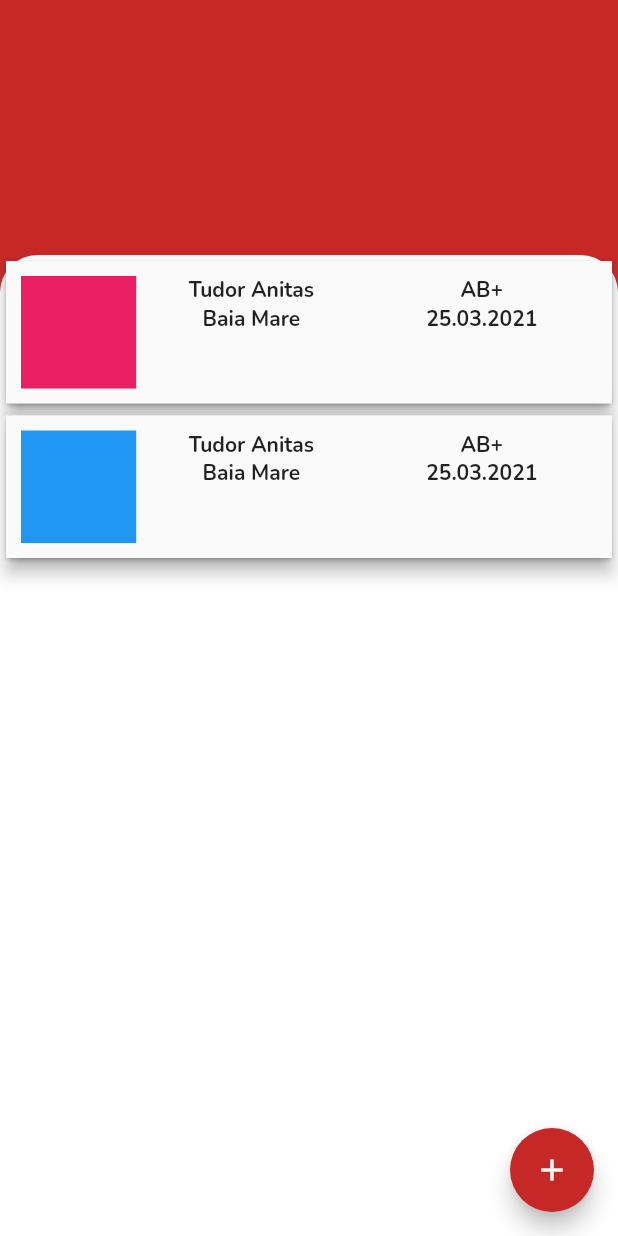
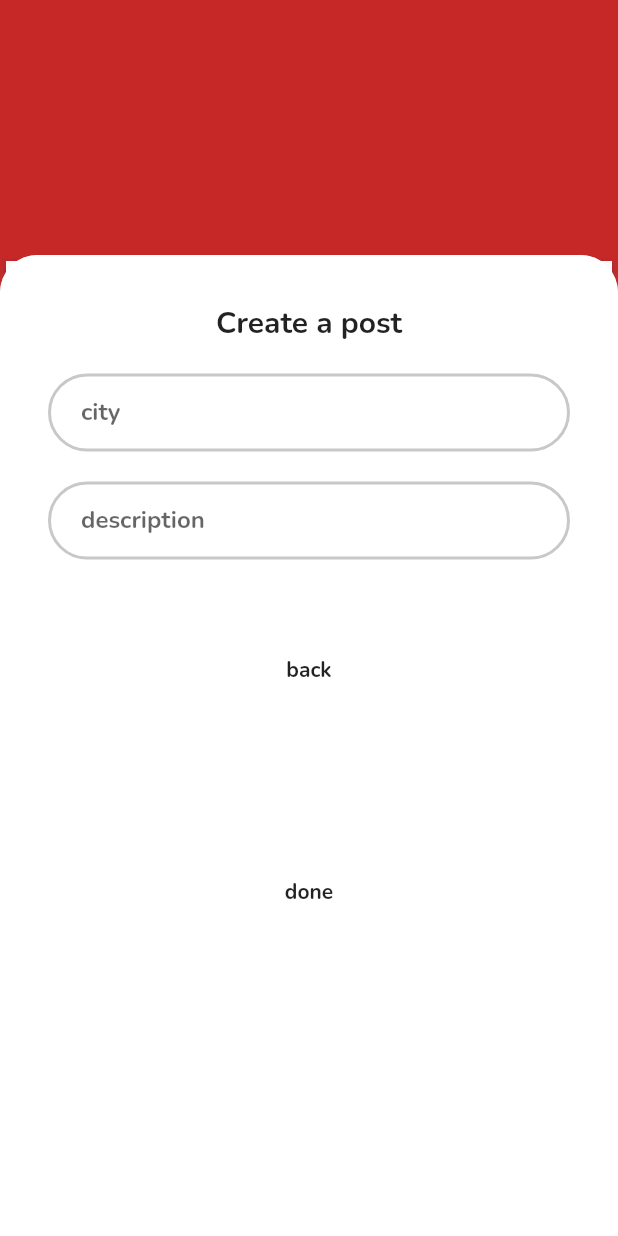
Before and after one commit to Tudor-Anitas/Bloodline, a Flutter app: the Home screen opened directly, after a tap on the "add" icon, on a phone screen of 412 x 824 dp. Run offline on Flutter 3.47's test engine with Material 2 defaults, Android fonts, the phone set to English and light mode, and no system bars; our stand-ins replace firebase_auth, firebase_core, flutter_spinkit, fluttertoast; missing offline and left inert: keyboard_visibility; accounts and stored records are empty.

Commit message:
the user can create pseudo posts, not connected to the database

```diff
--- a/lib/Post.dart
+++ b/lib/Post.dart
@@ -6,6 +6,8 @@ class Post{
   String bloodType;
   String city;
   String date;
+  String description;
 
-  Post(this.profileImage, this.name, this.bloodType, this.city, this.date);
+  Post(this.profileImage, this.name, this.bloodType, this.city, this.date, this.description);
+
 }
--- a/lib/screens/authenticate/authenticate.dart
+++ b/lib/screens/authenticate/authenticate.dart
@@ -298,7 +298,6 @@ class LoginPageState extends State<LoginPage>{
                           email: signInEmail.text.trim(),
                           password: signInPassword.text.trim()
                         );
-
                       },
                       child: Center(
                         child: Text(
--- a/lib/screens/home/home.dart
+++ b/lib/screens/home/home.dart
@@ -7,13 +7,18 @@ import 'package:provider/provider.dart';
 import '../../Post.dart';
 
 
-class Home extends StatelessWidget {
+class Home extends StatefulWidget{
+  @override
+  State<StatefulWidget> createState() => HomeState();
+}
+
+class HomeState extends State<Home> {
 
   List<Post> posts = [
     Post(Container(decoration: const BoxDecoration(color: Colors.pink)),
-  'Tudor Anitas', 'AB+', 'Baia Mare', '25.03.2021'),
+  'Tudor Anitas', 'AB+', 'Baia Mare', '25.03.2021', "some description here for this patient"),
     Post(Container(decoration: const BoxDecoration(color: Colors.blue)),
-        'Tudor Anitas', 'AB+', 'Baia Mare', '25.03.2021')
+        'Tudor Anitas', 'AB+', 'Baia Mare', '25.03.2021', "again some description poor bastard")
   ];
 
   int _pageState = 0; // decides if it is a welcome, login or register
@@ -25,8 +30,15 @@ class Home extends StatelessWidget {
   double _postsWidth = 0;
   double _postsXOffset = 0; // the offset of the login page to the top side
   double _postsYOffset = 0;// the offset of the login page to the left side
-  double _postsOpacity = 1;
 
+  double _createPostHeight = 0;
+  double _createPostWidth = 0;
+  double _createPostXOffset = 0;
+  double _createPostYOffset = 0;
+
+
+  TextEditingController cityController = new TextEditingController();
+  TextEditingController descriptionController = new TextEditingController();
 
   @override
   Widget build(BuildContext context) {
@@ -41,10 +53,20 @@ class Home extends StatelessWidget {
       //? The posts menu
       case 0:
         _postsHeight = windowHeight - 170;
-        _postsWidth = windowHeight;
+        _postsWidth = windowWidth;
         _postsXOffset = 0;
         _postsYOffset = 170;
 
+        _createPostHeight = 0;
+        _createPostWidth = windowWidth;
+        _createPostXOffset = 0;
+        _createPostYOffset = windowHeight;
+        break;
+      case 1:
+        _createPostHeight = windowHeight - 170;
+        _createPostWidth = windowWidth;
+        _createPostXOffset = 0;
+        _createPostYOffset = 170;
     }
 
 
@@ -54,8 +76,13 @@ class Home extends StatelessWidget {
           //! The posts page
           Scaffold(
             backgroundColor: Colors.red[800],
+            //! Add a post button
             floatingActionButton: FloatingActionButton(
-              onPressed: (){},
+              onPressed: (){
+                  setState((){
+                    _pageState = 1;
+                  });
+                },
               backgroundColor: Colors.red[800],
               child: Icon(Icons.add),
               splashColor: Colors.deepPurple,
@@ -92,8 +119,86 @@ class Home extends StatelessWidget {
                 }
             ),
           )
+          ),
+          AnimatedContainer(
+            padding: EdgeInsets.all(32),
+            height: _createPostHeight,
+            width: _createPostWidth,
+            curve: Curves.fastLinearToSlowEaseIn,
+            duration: Duration(
+                milliseconds: 1000
+            ),
+            transform: Matrix4.translationValues(_createPostXOffset, _createPostYOffset, 1),
+            decoration: BoxDecoration(
+                color: Colors.white,
+                borderRadius: BorderRadius.only(
+                    topLeft: Radius.circular(25),
+                    topRight: Radius.circular(25)
+                )
+            ),
+            child: Column(
+              mainAxisAlignment: MainAxisAlignment.spaceBetween,
+              children: <Widget>[
+                Column(
+                  children: [
+                    Container(
+                      margin: EdgeInsets.only(bottom: 20),
+                      child: Text(
+                        "Create a post",
+                        style: TextStyle(
+                            fontSize: 20
+                        ),
+                      ),
+                    ),
+                    CustomInput(
+                      controller: cityController,
+                      hint: 'city',
+                    ),
+                    SizedBox(height: 20,),
+                    CustomInput(
+                      controller: descriptionController,
+                      hint: 'description'
+                    ),
+                    Container(
+                        margin: EdgeInsets.all(50),
+                        child: FlatButton(
+                            onPressed: (){
+                              setState((){
+                                _pageState = 0;
+                              });
+                            },
+                            child: Text("back"))
+                    ),
+                    Container(
+                        margin: EdgeInsets.all(50),
+                        child: FlatButton(
+                            onPressed: (){
+                              setState((){
+                                  posts.add(
+                                      Post(
+                                        Container(decoration: const BoxDecoration(color: Colors.pink)),
+                                        'Tot eu',
+                                        'AB+',
+                                        cityController.text.trim(),
+                                        '23.03.2011',
+                                        descriptionController.text.trim())
+                                  );
+
+                                  cityController.clear();
+                                  descriptionController.clear();
+                                  _pageState = 0;
+                                });
+                            },
+                            child: Text("done"))
+                    )
+                  ]
+                )
+              ],
+            ),
           )
+
         ],
+
       )
     );
   }
@@ -141,8 +246,15 @@ class CustomListTile extends StatelessWidget{
                     flex: 2,
                     child: Column(
                       children: [
-                        Text(name),
-                        Text(city)
+                        //! Margin between the top of the box and the name
+                        Expanded(child: Text(""), flex: 1,),
+                        Expanded(
+                            flex: 3,
+                            child: Text(name)
+                        ),
+                        Expanded(
+                            flex: 3,
+                            child: Text(city)),
                       ],
                     ),
                   ),
@@ -151,8 +263,14 @@ class CustomListTile extends StatelessWidget{
                     flex: 2,
                     child: Column(
                       children: [
-                        Text(bloodType),
-                        Text(date)
+                        Expanded(child: Text(""), flex: 1,),
+                        Expanded(
+                            flex: 3,
+                            child: Text(bloodType)
+                        ),
+                        Expanded(
+                            flex: 3,
+                            child: Text(date))
                       ],
                     ),
                   )
@@ -165,3 +283,44 @@ class CustomListTile extends StatelessWidget{
   }
 
 }
+
+//? classes for custom inputs used for creating posts
+class CustomInput extends StatefulWidget{
+  final String hint;
+  final TextEditingController controller;
+  CustomInput({
+    this.hint,
+    this.controller,
+  });
+  @override
+  _CustomInputState createState() => _CustomInputState();
+}
+class _CustomInputState extends State<CustomInput> {
+  @override
+  Widget build(BuildContext context) {
+    return Container(
+      decoration: BoxDecoration(
+          border: Border.all(
+              color: Color(0xFFBC7C7C7),
+              width: 2
+          ),
+          borderRadius: BorderRadius.circular(50)
+      ),
+      child: Row(
+        children: <Widget>[
+          // the input space
+          Expanded(
+            child: TextField(
+              controller: widget.controller,
+              decoration: InputDecoration(
+                contentPadding: EdgeInsets.symmetric(vertical: 10, horizontal: 20),
+                border: InputBorder.none,
+                hintText: widget.hint
+              ),
+            ),
+          )
+        ],
+      ),
+    );
+  }
+}
--- a/lib/screens/splash/loadingScreen.dart
+++ b/lib/screens/splash/loadingScreen.dart
@@ -17,7 +17,7 @@ class _LoadingState extends State<Loading>{
     super.initState();
 
     Timer(Duration(milliseconds: 3000),
-            ()=> Navigator.push(context, MaterialPageRoute(builder: (context)=> Home()))
+            ()=> Navigator.pushReplacement(context, MaterialPageRoute(builder: (context)=> Home()))
     );
   }
   @override
```
Lines whose indentation alone changed are shown as unchanged.
